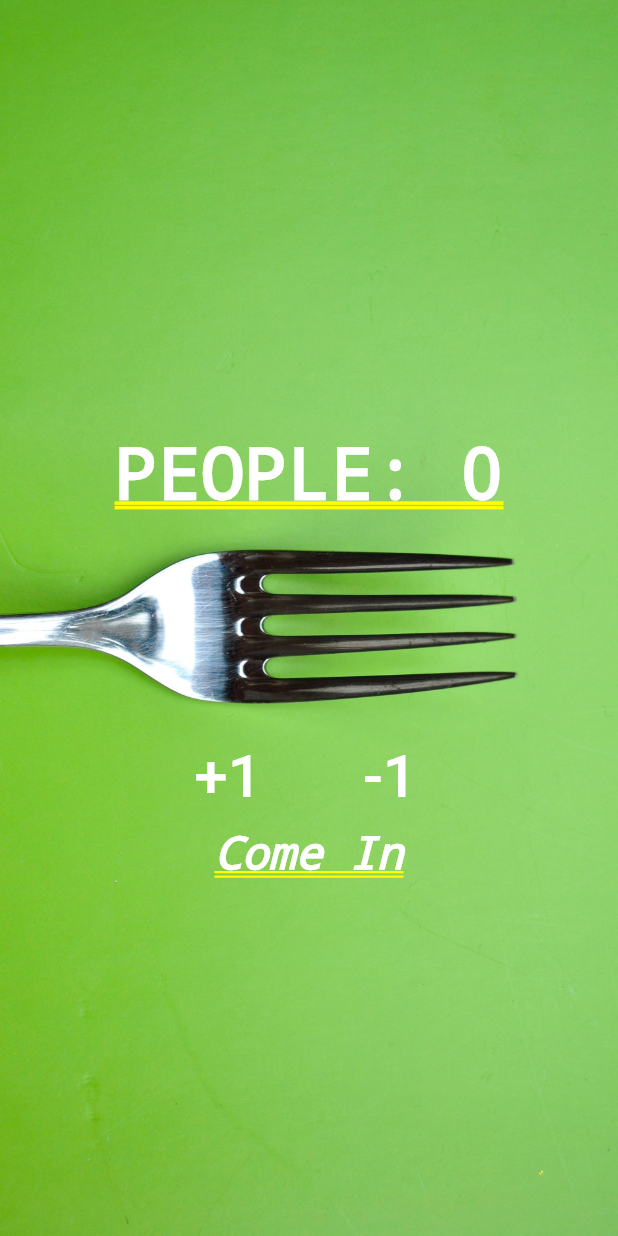
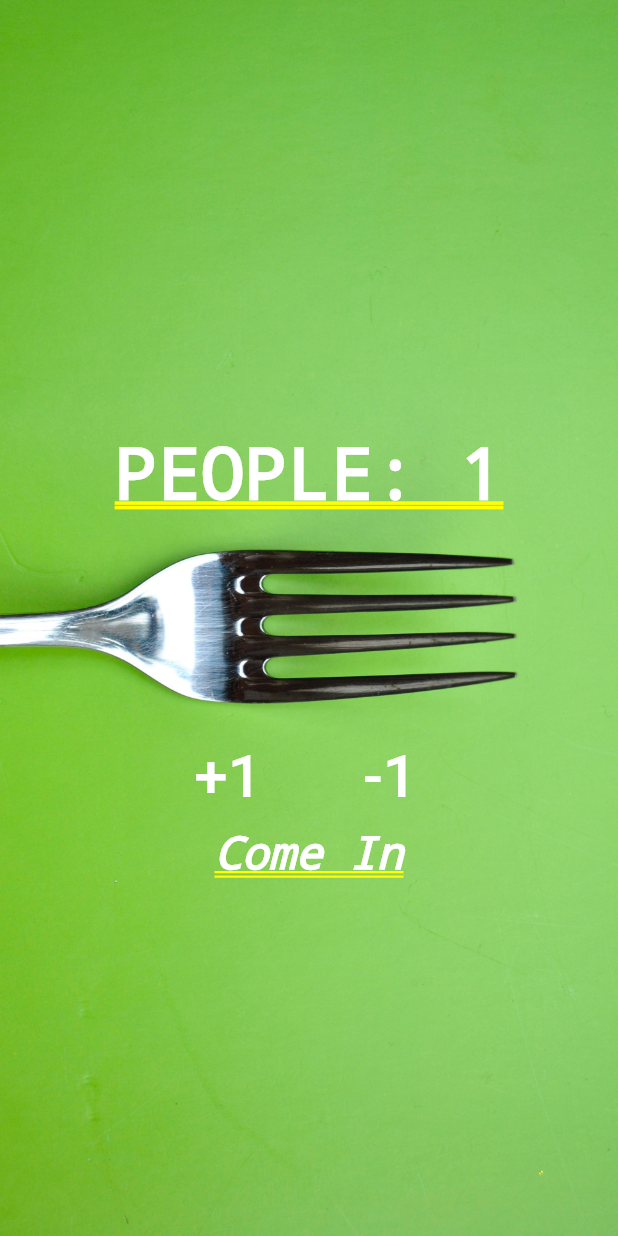
Before and after one commit to marciovcampos/Simple-Flutter-Projects, a Flutter app: the screen it shows after launch, after a tap on "+1", on a phone screen of 412 x 824 dp. Run offline on Flutter 3.47's test engine with Material 2 defaults, Android fonts, the phone set to English and light mode, and no system bars.

Commit message:
[people_counter] add button functions

```diff
--- a/people_counter/lib/main.dart
+++ b/people_counter/lib/main.dart
@@ -3,7 +3,38 @@ import 'package:flutter/material.dart';
 void main() {
   runApp(new MaterialApp(
       title: "People Counter",
-      home: Stack(
+      home: Home()
+  )); //MaterialApp
+}
+
+class Home extends StatefulWidget {
+  @override
+  _HomeState createState() => _HomeState();
+}
+
+class _HomeState extends State<Home> {
+
+  int _people = 0;
+  String _infoText = "Come In";
+
+  void _changePeople(int delta){
+      setState(() {
+        _people += delta;
+
+        if(_people < 0){
+          _infoText = "Upside Down?";
+        }else if(_people < 10){
+          _infoText = "Come In";
+        }else{
+          _infoText = "Full";
+        }
+
+      });
+  }
+
+  @override
+  Widget build(BuildContext context) {
+    return Stack(
       children: <Widget>[
         Image.asset(
           "images/restaurant.jpg",
@@ -16,7 +47,7 @@ void main() {
             Padding(
               padding: EdgeInsetsDirectional.fromSTEB(0, 0, 0, 50.0),
             ),
-              Text("PEOPLE: 0",
+            Text("PEOPLE: $_people",
                 style: TextStyle(
                     color: Colors.white, fontWeight: FontWeight.bold)), //Text
             Padding(
@@ -32,7 +63,9 @@ void main() {
                       "+1",
                       style: TextStyle(fontSize: 40.0, color: Colors.white),
                     ),
-                      onPressed: () {},
+                    onPressed: () {
+                      _changePeople(1);
+                    },
                   ),
                 ),
                 Padding(
@@ -42,12 +75,14 @@ void main() {
                       "-1",
                       style: TextStyle(fontSize: 40.0, color: Colors.white),
                     ),
-                      onPressed: () {},
+                    onPressed: () {
+                      _changePeople(-1);
+                    },
                   ),
                 ),
               ],
             ),
-              Text("Come In",
+            Text(_infoText,
                 style: TextStyle(
                     color: Colors.white,
                     fontStyle: FontStyle.italic,
@@ -55,5 +90,6 @@ void main() {
           ], //<Widget>
         )
       ],
-      ))); //MaterialApp
+    );
   }
+}
```
Also changed, not shown: 2 other files. Lines whose indentation alone changed are shown as unchanged.
